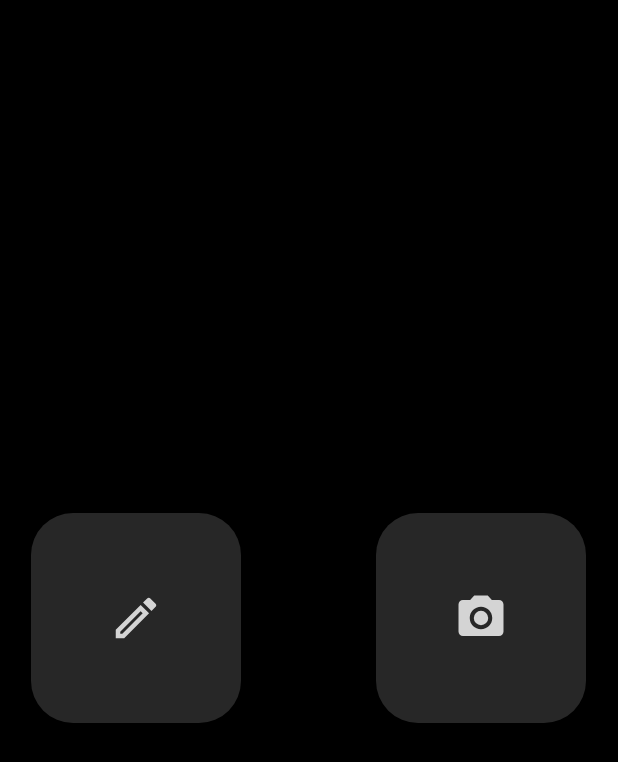
After one commit to ixaito/Calorie-Logger, an Android app: the fragment DialogAddMealFragment shown on its own in the app's theme, on a phone screen of 412 x 824 dp. The commit adds this screen. Shown: the top 762 px of the screen. Run offline under Robolectric (Android 15) with nearby library versions, the phone set to English and light mode, and no system bars.

Commit message:
test2 add dialog

```diff
--- /dev/null
+++ b/app/src/main/java/com/example/uijust/DialogAddMealFragment.java
@@ -0,0 +1,19 @@
+package com.example.uijust;
+
+import android.os.Bundle;
+
+import androidx.fragment.app.Fragment;
+
+import android.view.LayoutInflater;
+import android.view.View;
+import android.view.ViewGroup;
+
+public class DialogAddMealFragment extends Fragment {
+
+    @Override
+    public View onCreateView(LayoutInflater inflater, ViewGroup container,
+                             Bundle savedInstanceState) {
+        // Inflate the layout for this fragment
+        return inflater.inflate(R.layout.fragment_dialog_add_meal, container, false);
+    }
+}
--- a/app/src/main/java/com/example/uijust/MainActivity.java
+++ b/app/src/main/java/com/example/uijust/MainActivity.java
@@ -1,7 +1,6 @@
 package com.example.uijust;
 
 import android.os.Bundle;
-import android.widget.Toast;
 
 import androidx.activity.EdgeToEdge;
 import androidx.appcompat.app.AppCompatActivity;
--- a/app/src/main/java/com/example/uijust/show.java
+++ b/app/src/main/java/com/example/uijust/show.java
@@ -1,5 +1,6 @@
 package com.example.uijust;
 
+import android.app.Dialog;
 import android.os.Bundle;
 
 import androidx.annotation.NonNull;
@@ -14,25 +15,41 @@ import android.widget.ImageButton;
 import android.widget.Toast;
 
 import com.google.android.material.floatingactionbutton.ExtendedFloatingActionButton;
+import com.google.android.material.floatingactionbutton.FloatingActionButton;
 
 public class show extends Fragment {
     ExtendedFloatingActionButton fabCheckMeal;
     private ImageButton btnAddMeal;
+    FloatingActionButton fabAddMealManually, fabAddMealCamera;
+    Dialog dialog;
 
     @Nullable
     @Override
     public View onCreateView(@NonNull LayoutInflater inflater, @Nullable ViewGroup container, @Nullable Bundle savedInstanceState) {
         View view = inflater.inflate(R.layout.fragment_show, container, false);
         fabCheckMeal = view.findViewById(R.id.fabCheckMeal);
-        fabCheckMeal.setOnClickListener(view1 -> {
-            //Toast.makeText(getActivity(), "hello", Toast.LENGTH_SHORT).show();
-            Navigation.findNavController(view1).navigate(R.id.showToMeal);
+        fabCheckMeal.setOnClickListener(view1 -> Navigation.findNavController(view1).navigate(R.id.showToMeal));
+
+        btnAddMeal = view.findViewById(R.id.btnAddMeal);
+        dialog = new Dialog(requireActivity());
+        dialog.setContentView(R.layout.fragment_dialog_add_meal);
+        dialog.getWindow().setLayout(ViewGroup.LayoutParams.WRAP_CONTENT, ViewGroup.LayoutParams.WRAP_CONTENT);
+        dialog.getWindow().setDimAmount(0.7f);
+
+        fabAddMealCamera = dialog.findViewById(R.id.fabAddMealCamera);
+        fabAddMealManually = dialog.findViewById(R.id.fabAddMealManually);
+
+        fabAddMealManually.setOnClickListener(view1 -> {
+            Toast.makeText(requireActivity(), "Manually", Toast.LENGTH_SHORT).show();
+            dialog.dismiss();
         });
-        btnAddMeal = view.findViewById(R.id.btnAddMeal);
-        btnAddMeal.setOnClickListener(view1 -> {
-            Toast.makeText(requireActivity(), "Te", Toast.LENGTH_SHORT).show();
-            Navigation.findNavController(view1).navigate(R.id.action_show_to_capture);
+
+        fabAddMealCamera.setOnClickListener(view1 -> {
+            Navigation.findNavController(requireParentFragment().getView()).navigate(R.id.action_show_to_capture);
+            dialog.dismiss();
         });
+
+        btnAddMeal.setOnClickListener(view1 -> dialog.show());
         return view;
     }
 }
--- /dev/null
+++ b/app/src/main/res/drawable-anydpi/ic_add_camera.xml
@@ -0,0 +1,14 @@
+<vector xmlns:android="http://schemas.android.com/apk/res/android"
+    android:width="24dp"
+    android:height="24dp"
+    android:viewportWidth="24"
+    android:viewportHeight="24"
+    android:tint="#FFFFFF"
+    android:alpha="0.8">
+  <path
+      android:fillColor="@android:color/white"
+      android:pathData="M12,12m-3.2,0a3.2,3.2 0,1 1,6.4 0a3.2,3.2 0,1 1,-6.4 0"/>
+  <path
+      android:fillColor="@android:color/white"
+      android:pathData="M9,2L7.17,4L4,4c-1.1,0 -2,0.9 -2,2v12c0,1.1 0.9,2 2,2h16c1.1,0 2,-0.9 2,-2L22,6c0,-1.1 -0.9,-2 -2,-2h-3.17L15,2L9,2zM12,17c-2.76,0 -5,-2.24 -5,-5s2.24,-5 5,-5 5,2.24 5,5 -2.24,5 -5,5z"/>
+</vector>
--- /dev/null
+++ b/app/src/main/res/drawable-anydpi/ic_add_manually.xml
@@ -0,0 +1,11 @@
+<vector xmlns:android="http://schemas.android.com/apk/res/android"
+    android:width="24dp"
+    android:height="24dp"
+    android:viewportWidth="24"
+    android:viewportHeight="24"
+    android:tint="#FFFFFF"
+    android:alpha="0.8">
+  <path
+      android:fillColor="@android:color/white"
+      android:pathData="M3,17.25V21h3.75L17.81,9.94l-3.75,-3.75L3,17.25zM5.92,19H5v-0.92l9.06,-9.06 0.92,0.92L5.92,19zM20.71,5.63l-2.34,-2.34c-0.2,-0.2 -0.45,-0.29 -0.71,-0.29s-0.51,0.1 -0.7,0.29l-1.83,1.83 3.75,3.75 1.83,-1.83c0.39,-0.39 0.39,-1.02 0,-1.41z"/>
+</vector>
--- /dev/null
+++ b/app/src/main/res/layout/fragment_dialog_add_meal.xml
@@ -0,0 +1,39 @@
+<?xml version="1.0" encoding="utf-8"?>
+<FrameLayout xmlns:android="http://schemas.android.com/apk/res/android"
+    xmlns:app="http://schemas.android.com/apk/res-auto"
+    xmlns:tools="http://schemas.android.com/tools"
+    android:layout_width="match_parent"
+    android:layout_height="match_parent"
+    tools:context=".DialogAddMealFragment">
+
+    <LinearLayout
+        android:layout_width="match_parent"
+        android:layout_height="match_parent"
+        android:gravity="center"
+        android:orientation="horizontal">
+
+        <com.google.android.material.floatingactionbutton.FloatingActionButton
+            android:id="@+id/fabAddMealManually"
+            style="?attr/floatingActionButtonLargeStyle"
+            android:layout_width="140dp"
+            android:layout_height="140dp"
+            android:layout_marginEnd="90dp"
+            android:backgroundTint="@color/blockBackground"
+            app:fabCustomSize="140dp"
+            app:srcCompat="@drawable/ic_add_manually"
+            app:tint="@color/white"
+            android:contentDescription="Add meal manually"/>
+
+        <com.google.android.material.floatingactionbutton.FloatingActionButton
+            android:id="@+id/fabAddMealCamera"
+            style="?attr/floatingActionButtonLargeStyle"
+            android:layout_width="140dp"
+            android:layout_height="140dp"
+            android:backgroundTint="@color/blockBackground"
+            app:fabCustomSize="140dp"
+            app:srcCompat="@drawable/ic_add_camera"
+            app:tint="@color/white"
+            android:contentDescription="Add meal camera"/>
+    </LinearLayout>
+
+</FrameLayout>
```
Also changed, not shown: app/src/main/res/drawable-hdpi/ic_add_camera.png (added), app/src/main/res/drawable-hdpi/ic_add_manually.png (added), app/src/main/res/drawable-mdpi/ic_add_camera.png (added), app/src/main/res/drawable-mdpi/ic_add_manually.png (added), app/src/main/res/drawable-xhdpi/ic_add_camera.png (added), app/src/main/res/drawable-xhdpi/ic_add_manually.png (added), app/src/main/res/drawable-xxhdpi/ic_add_camera.png (added), app/src/main/res/drawable-xxhdpi/ic_add_manually.png (added).
